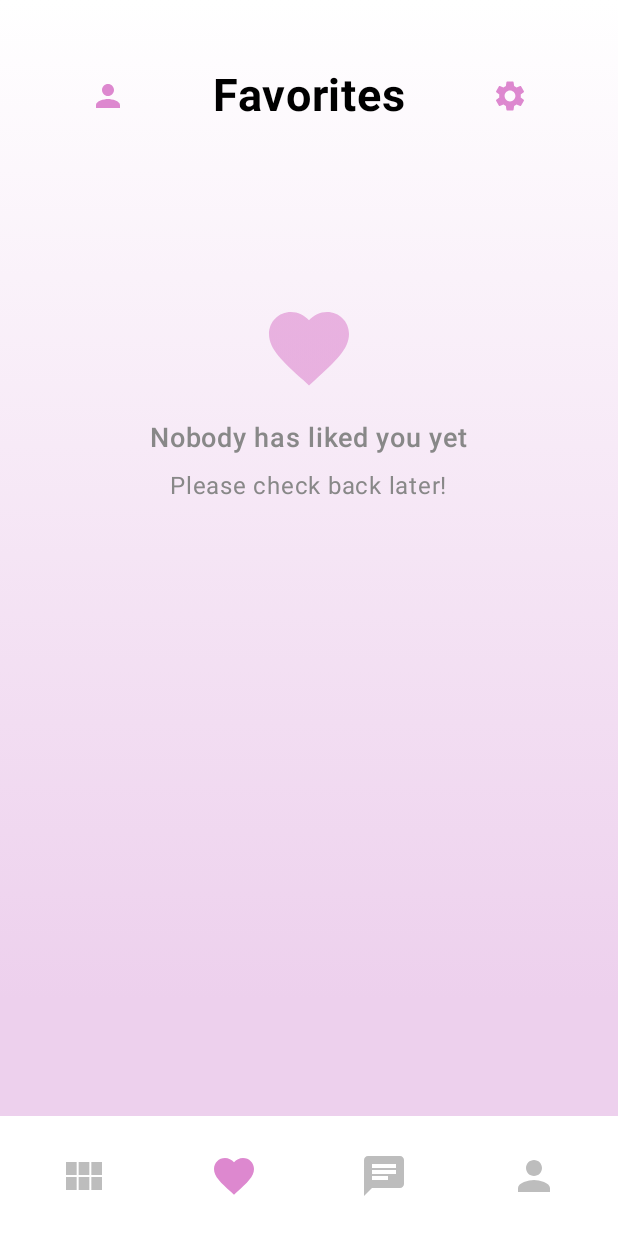
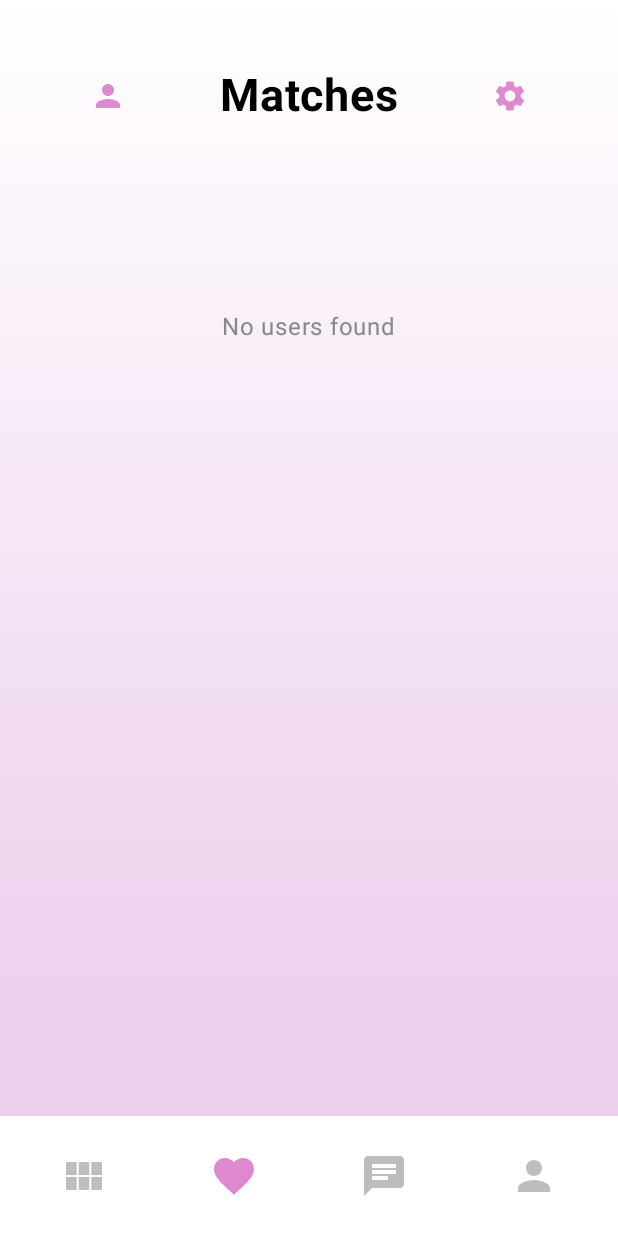
Before and after one commit to Uyhuynh23/CS426-DatingApp, an Android app built with Jetpack Compose: the FavoriteScreen screen opened through its navigation route, on a phone screen of 412 x 824 dp. Run offline under Robolectric (Android 15) with nearby library versions, the phone set to English and light mode, and no system bars; our stand-ins replace Dagger/Hilt's generated code, Firebase (no records; nobody signed in at launch, a user with empty details on screens opened directly).

Commit message:
Revert "Clarify: Favourite(Only Like Not Match)"
This reverts commit da271fd1803a05ba07c2e46ae3e6184171dafb9e.

```diff
--- a/app/src/main/java/com/example/dating/data/model/User.kt
+++ b/app/src/main/java/com/example/dating/data/model/User.kt
@@ -13,6 +13,5 @@ data class User(
     val description: String? = null,
     val interests: List<String> = emptyList(),
     val distance: Int? = null,
-    val isOnline: Boolean = false,
-    val isNewMatch: Boolean? = null
+    val isOnline: Boolean = false
 )
--- a/app/src/main/java/com/example/dating/ui/mainscreens/FavoriteScreen.kt
+++ b/app/src/main/java/com/example/dating/ui/mainscreens/FavoriteScreen.kt
@@ -69,36 +69,8 @@ fun FavoriteScreen(navController: NavController, favoriteViewModel: FavoriteView
                     is Resource.Success -> {
                         val users = (usersState as Resource.Success<List<User>>).result
                         if (users.isEmpty()) {
-                            Box(
-                                modifier = Modifier
-                                    .fillMaxWidth()
-                                    .height(300.dp),
-                                contentAlignment = Alignment.Center
-                            ) {
-                                Column(
-                                    horizontalAlignment = Alignment.CenterHorizontally,
-                                    verticalArrangement = Arrangement.Center
-                                ) {
-                                    Icon(
-                                        imageVector = Icons.Default.Favorite,
-                                        contentDescription = "No matches",
-                                        modifier = Modifier.size(64.dp),
-                                        tint = AppColors.Text_Pink.copy(alpha = 0.6f)
-                                    )
-                                    Spacer(modifier = Modifier.height(16.dp))
-                                    Text(
-                                        "Nobody has liked you yet",
-                                        fontSize = 18.sp,
-                                        fontWeight = FontWeight.Medium,
-                                        color = Color.Gray
-                                    )
-                                    Spacer(modifier = Modifier.height(8.dp))
-                                    Text(
-                                        "Please check back later!",
-                                        fontSize = 16.sp,
-                                        color = Color.Gray
-                                    )
-                                }
+                            Box(modifier = Modifier.fillMaxWidth().height(200.dp), contentAlignment = Alignment.Center) {
+                                Text("No users found", color = Color.Gray)
                             }
                         } else {
                             Text("This is a list of people who have liked you.", fontSize = 16.sp, modifier = Modifier.padding(start = 32.dp, top = 8.dp, bottom = 8.dp, end = 16.dp), color = Color.Black)
@@ -135,7 +107,7 @@ fun FavoriteHeader(navController: NavController) {
         }
 
         Text(
-            text = "Favorites",
+            text = "Matches",
             color = Color.Black,
             fontWeight = FontWeight.Bold,
             fontSize = 30.sp
--- a/app/src/main/java/com/example/dating/viewmodel/MatchViewModel.kt
+++ b/app/src/main/java/com/example/dating/viewmodel/MatchViewModel.kt
@@ -68,4 +68,6 @@ class MatchViewModel @Inject constructor(
     suspend fun getUserById(id: String): User? {
         return userRepository.getUser(id).first()
     }
+
+
 }
```
Also changed, not shown: app/src/main/java/com/example/dating/data/model/repository/FirebaseMessagesRepository.kt (+4 -57 lines), app/src/main/java/com/example/dating/ui/chat/MessagesScreen.kt (+2 -33 lines), app/src/main/java/com/example/dating/viewmodel/FavoriteViewModel.kt (+16 -48 lines), app/src/main/java/com/example/dating/viewmodel/MessagesViewModel.kt (+10 -20 lines), 1 other file.
